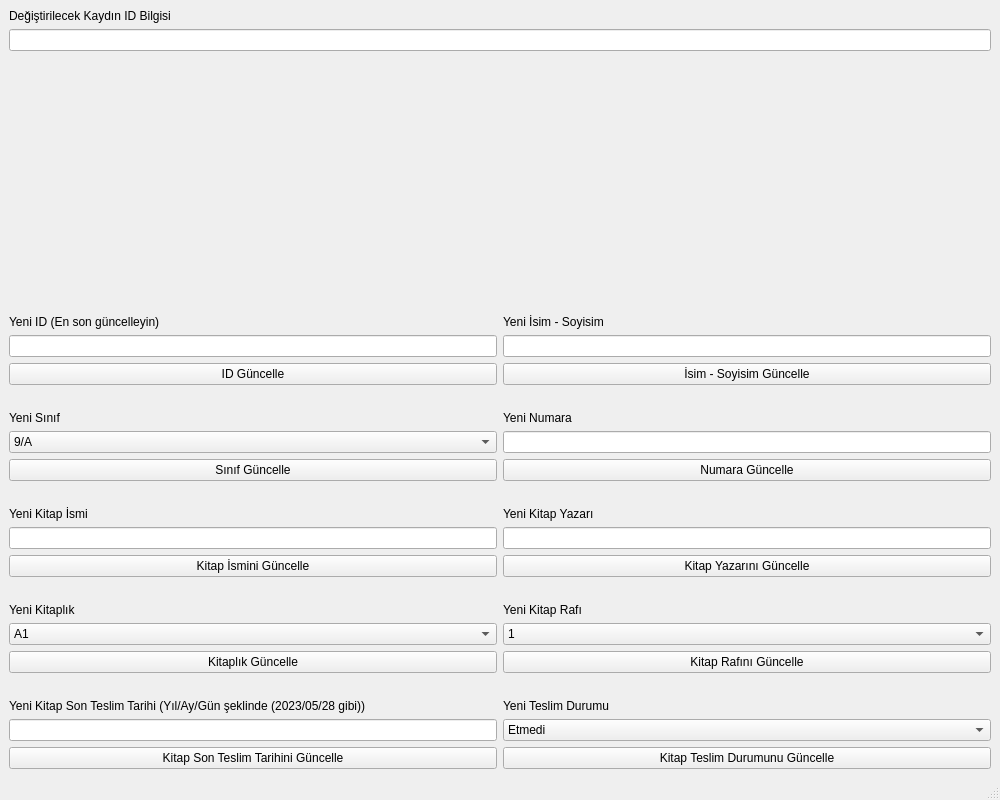
The window that lib/pop-window/kayit_guncelle.ui (kernelginar/kuys) describes before a commit, drawn with Qt 5.
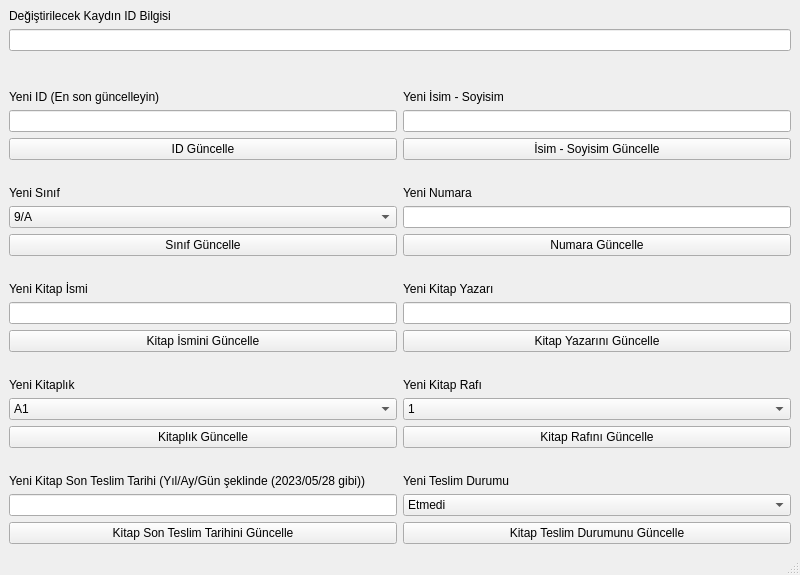
The same window after the commit.

What changed in the file:
```diff
--- a/lib/pop-window/kayit_guncelle.ui
+++ b/lib/pop-window/kayit_guncelle.ui
@@ -6,14 +6,20 @@
    <rect>
     <x>0</x>
     <y>0</y>
-    <width>1000</width>
-    <height>800</height>
+    <width>800</width>
+    <height>575</height>
    </rect>
   </property>
   <property name="minimumSize">
    <size>
-    <width>1000</width>
-    <height>800</height>
+    <width>800</width>
+    <height>575</height>
+   </size>
+  </property>
+  <property name="maximumSize">
+   <size>
+    <width>800</width>
+    <height>575</height>
    </size>
   </property>
   <property name="windowTitle">
```
Left out of the diff: 34 changed lines with no effect on the pictures.
